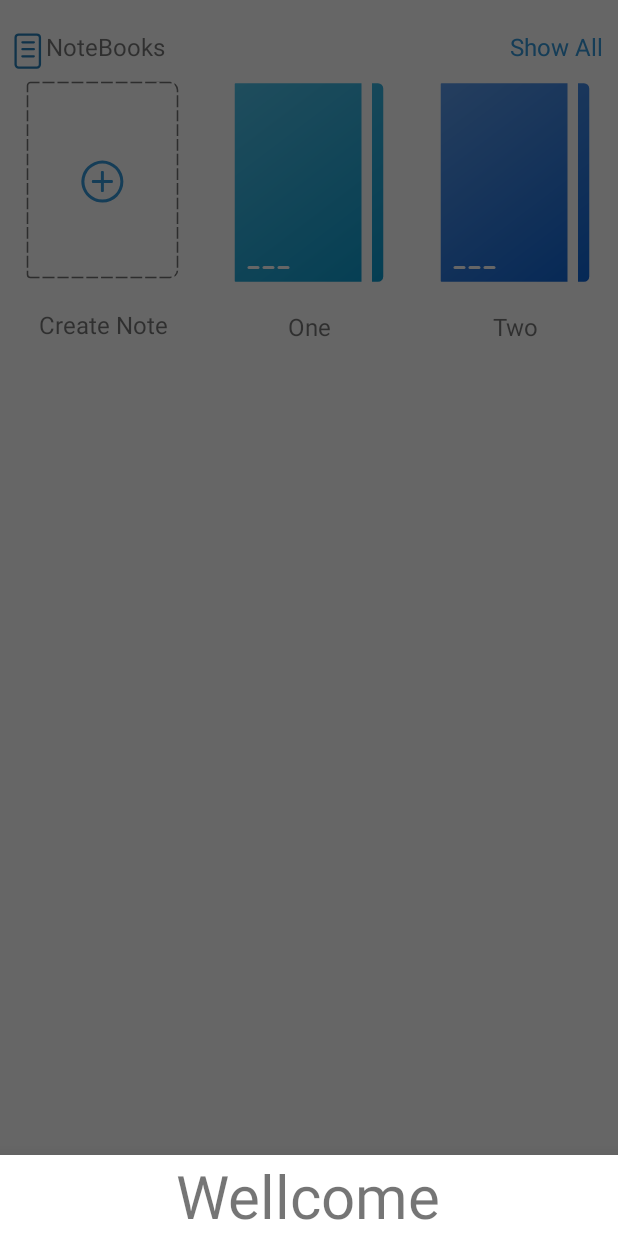
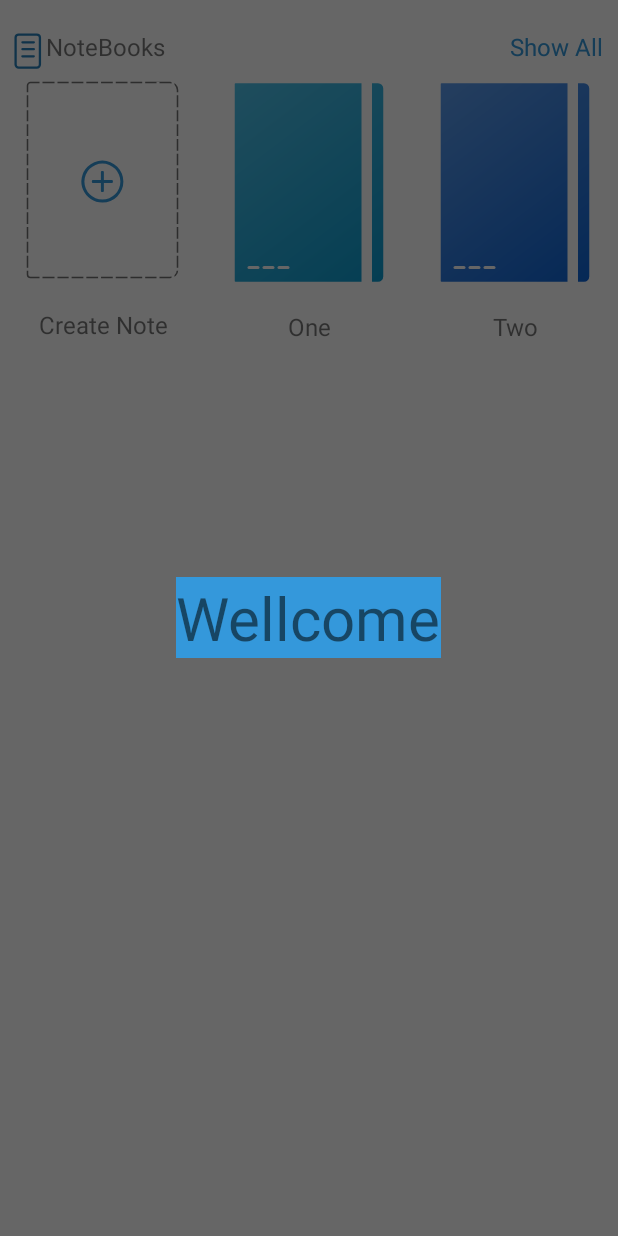
Before and after one commit to thanhsang1999/NLU_Mobile_2020, an Android app: the fragment SlideshowFragment shown on its own in the app's theme, after a tap on "Create Note", on a phone screen of 412 x 824 dp. Run offline under Robolectric (Android 15) with nearby library versions, the phone set to English and light mode, and no system bars.

Commit message:
dialog transfer

```diff
--- /dev/null
+++ b/app/src/main/java/com/example/mobile/ui/slideshow/CreatePackageDialogFragment.java
@@ -0,0 +1,23 @@
+package com.example.mobile.ui.slideshow;
+
+import android.os.Bundle;
+import android.view.LayoutInflater;
+import android.view.View;
+import android.view.ViewGroup;
+
+import androidx.annotation.NonNull;
+import androidx.annotation.Nullable;
+import androidx.fragment.app.DialogFragment;
+
+import com.example.mobile.R;
+import com.google.android.material.bottomsheet.BottomSheetDialogFragment;
+
+public class CreatePackageDialogFragment extends DialogFragment {
+    @Nullable
+    @Override
+    public View onCreateView(@NonNull LayoutInflater inflater, @Nullable ViewGroup container, @Nullable Bundle savedInstanceState) {
+        return inflater.inflate(R.layout.create_packed, container, false);
+    }
+
+
+}
--- a/app/src/main/java/com/example/mobile/ui/slideshow/PackageItemAdapter.java
+++ b/app/src/main/java/com/example/mobile/ui/slideshow/PackageItemAdapter.java
@@ -1,10 +1,13 @@
 package com.example.mobile.ui.slideshow;
 
 import android.app.Activity;
+import android.app.Dialog;
+import android.graphics.drawable.ColorDrawable;
 import android.graphics.drawable.Drawable;
 import android.view.LayoutInflater;
 import android.view.View;
 import android.view.ViewGroup;
+import android.view.Window;
 import android.widget.BaseAdapter;
 import android.widget.TextView;
 
@@ -75,9 +78,15 @@ public class PackageItemAdapter extends BaseAdapter {
                 viewHolder.textView.setOnClickListener(new View.OnClickListener() {
                     @Override
                     public void onClick(View v) {
-                        MyModal myModal = new MyModal();
+//                        MyModal myModal = new MyModal();
+//                        CreatePackageDialogFragment myModal = new CreatePackageDialogFragment();
+                        final Dialog dialog = new Dialog(fragment.getActivity());
+                        dialog.requestWindowFeature(Window.FEATURE_NO_TITLE);
+                        dialog.setContentView(R.layout.create_packed);
 
-                        myModal.show(fragment.getParentFragmentManager(), "bottom");
+                        dialog.show();
+//                        myModal.getDialog().getWindow().setBackgroundDrawable(new ColorDrawable(android.graphics.Color.TRANSPARENT));
+                        dialog.getWindow().setBackgroundDrawableResource(android.R.color.transparent);
 
                     }
                 });
--- a/app/src/main/res/layout/create_packed.xml
+++ b/app/src/main/res/layout/create_packed.xml
@@ -1,8 +1,9 @@
 <?xml version="1.0" encoding="utf-8"?>
 <LinearLayout xmlns:android="http://schemas.android.com/apk/res/android"
     android:layout_width="match_parent"
-    android:layout_height="match_parent"
+    android:layout_height="500dp"
     android:orientation="vertical"
+    android:background="@android:color/transparent"
     android:gravity="center">
 
     <TextView
@@ -10,6 +11,7 @@
         android:layout_width="wrap_content"
         android:layout_height="wrap_content"
         android:textSize="40sp"
+        android:background="@color/bluePrimary"
 
 
         android:text="Wellcome" />
```
